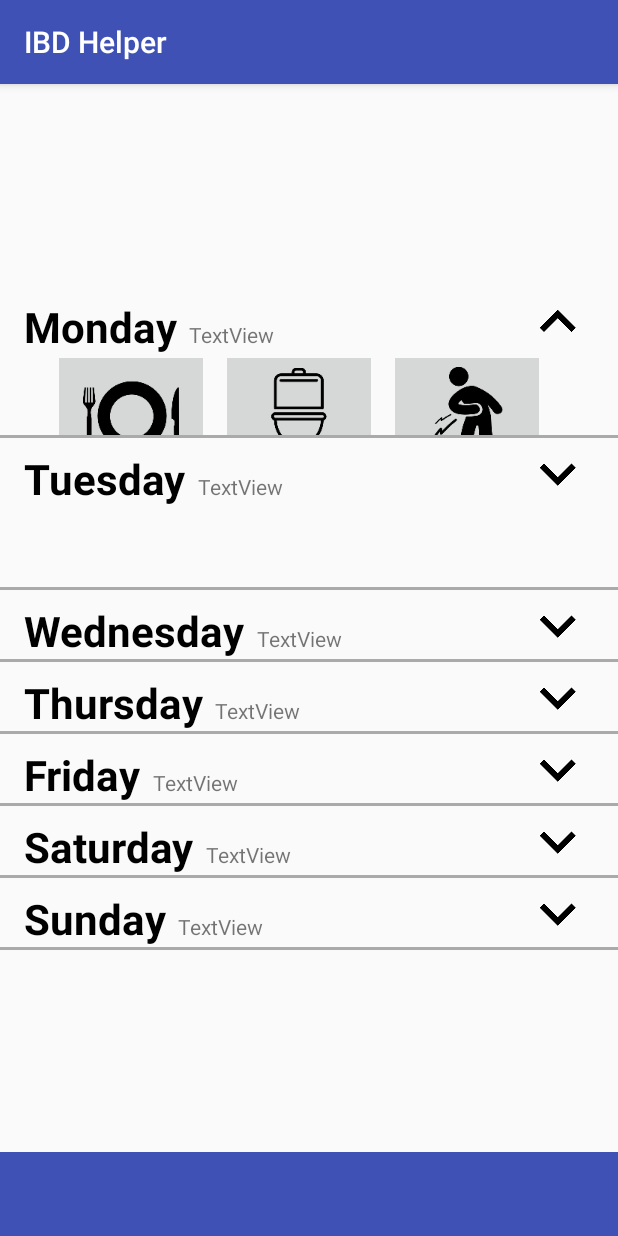
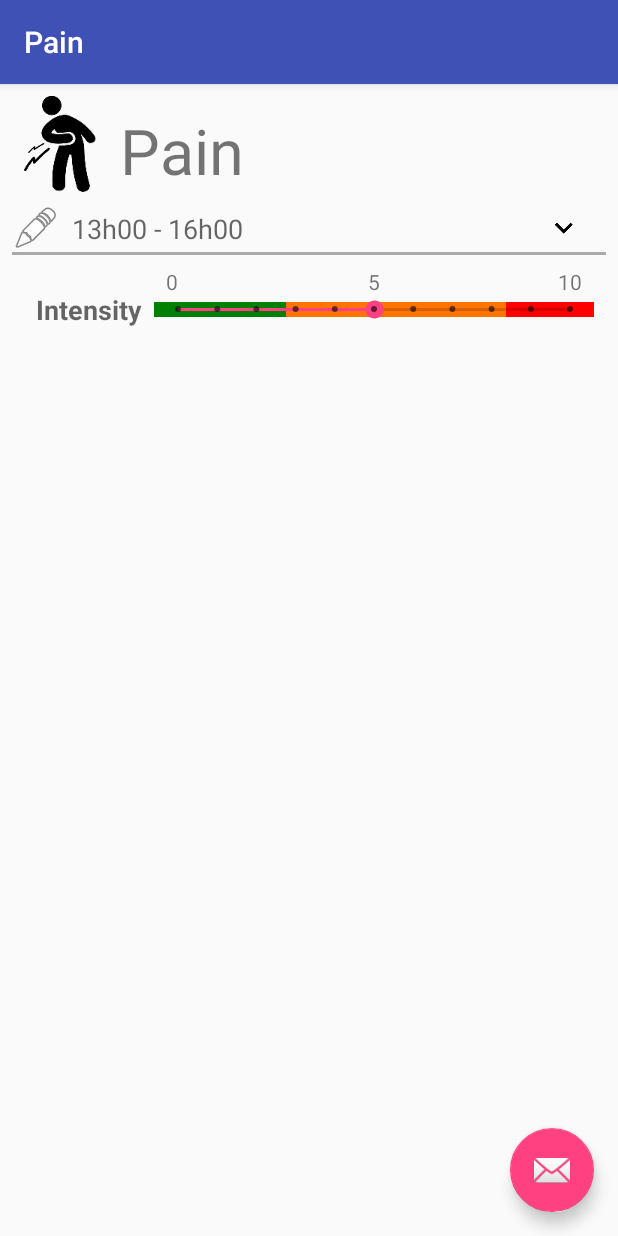
Before and after one commit to woofi7/IBD-Helper, an Android app: the screen it shows after launch (MainActivity before the commit, PainActivity after it), after a tap on an icon or button, on a phone screen of 412 x 824 dp. Run offline under Robolectric (Android 15) with nearby library versions, the phone set to English and light mode, and no system bars; 2 other taps on this screen came first.

Commit message:
Ajout de l'activity douleur. Création d'un seekbar custom pour afficher le niveau d'intensité.

```diff
--- a/app/build.gradle
+++ b/app/build.gradle
@@ -22,6 +22,7 @@ dependencies {
     implementation fileTree(dir: 'libs', include: ['*.jar'])
     implementation 'com.android.support:appcompat-v7:26.1.0'
     implementation 'com.android.support.constraint:constraint-layout:1.0.2'
+    implementation 'com.android.support:design:26.1.0'
     testImplementation 'junit:junit:4.12'
     androidTestImplementation 'com.android.support.test:runner:1.0.1'
     androidTestImplementation 'com.android.support.test.espresso:espresso-core:3.0.1'
--- a/app/src/main/AndroidManifest.xml
+++ b/app/src/main/AndroidManifest.xml
@@ -16,6 +16,10 @@
                 <category android:name="android.intent.category.LAUNCHER" />
             </intent-filter>
         </activity>
+        <activity
+            android:name=".Pain.PainActivity"
+            android:label="@string/title_activity_pain"
+            android:theme="@style/AppTheme.NoActionBar"></activity>
     </application>
 
 </manifest>
--- a/app/src/main/java/p55/a2017/bdeb/qc/ca/ibdhelper/Day.java
+++ b/app/src/main/java/p55/a2017/bdeb/qc/ca/ibdhelper/Day.java
@@ -1,13 +1,14 @@
 package p55.a2017.bdeb.qc.ca.ibdhelper;
 
-import android.support.constraint.ConstraintLayout;
+import android.content.Intent;
 import android.view.View;
 import android.view.ViewGroup;
 import android.widget.ImageButton;
 import android.widget.ImageView;
-import android.widget.LinearLayout;
 import android.widget.TextView;
 import android.widget.Toast;
+
+import p55.a2017.bdeb.qc.ca.ibdhelper.Pain.PainActivity;
 
 public class Day {
     private TextView day;
@@ -20,12 +21,12 @@ public class Day {
     private ImageButton painBtn;
     private ImageButton toiletBtn;
     private View groupDay;
-    private View group;
+    private View groupInfo;
     private boolean isExpanded;
 
     public Day(TextView day, TextView date, TextView mealTxt, TextView painTxt, TextView toiletTxt,
                ImageView indicator, ImageButton mealBtn, ImageButton painBtn, ImageButton toiletBtn,
-               View groupDay, View group, View groupInfo) {
+                View groupDay, final View groupInfo) {
         this.day = day;
         this.date = date;
         this.mealTxt = mealTxt;
@@ -36,7 +37,7 @@ public class Day {
         this.painBtn = painBtn;
         this.toiletBtn = toiletBtn;
         this.groupDay = groupDay;
-        this.group = group;
+        this.groupInfo = groupInfo;
         this.isExpanded = false;
 
         groupInfo.setOnClickListener(new View.OnClickListener() {
@@ -65,8 +66,8 @@ public class Day {
         painBtn.setOnClickListener(new View.OnClickListener() {
             @Override
             public void onClick(View v) {
-                Toast.makeText(v.getContext(), "Open pain activity", Toast.LENGTH_SHORT).show();
-                //TODO: Make the pain module
+                Intent intent = new Intent(groupInfo.getContext(), PainActivity.class);
+                groupInfo.getContext().startActivity(intent);
             }
         });
     }
@@ -126,13 +127,9 @@ public class Day {
         return toiletBtn;
     }
 
-    public View getGroup() {
-        return group;
-    }
-
     public void setHeight(int height) {
-        ViewGroup.LayoutParams params = group.getLayoutParams();
+        ViewGroup.LayoutParams params = groupInfo.getLayoutParams();
         params.height = height;
-        group.setLayoutParams(params);
+        groupInfo.setLayoutParams(params);
     }
 }
--- a/app/src/main/java/p55/a2017/bdeb/qc/ca/ibdhelper/MainActivity.java
+++ b/app/src/main/java/p55/a2017/bdeb/qc/ca/ibdhelper/MainActivity.java
@@ -64,6 +64,7 @@ public class MainActivity extends AppCompatActivity {
                     break;
                 case SUNDAY:
                     group = findViewById(R.id.activity_main_group_sunday);
+
                     break;
                 default:
                     return;
@@ -72,7 +73,7 @@ public class MainActivity extends AppCompatActivity {
             day = group.findViewById(R.id.activity_main_group_txt_day);
             date = group.findViewById(R.id.activity_main_group_txt_date);
             indicator = group.findViewById(R.id.activity_main_group_img_indicator);
-            groupDay = group.findViewById(R.id.activity_main_day);
+            groupDay = group.findViewById(R.id.activity_main_day_group);
             groupInfo = group.findViewById(R.id.activity_main_group_info);
 
             mealTxt = groupDay.findViewById(R.id.activity_main_day_txt_meal);
@@ -85,8 +86,13 @@ public class MainActivity extends AppCompatActivity {
             day.setText(enumDay.getText(this));
             groupInfo.setContentDescription(String.valueOf(enumDay.getId()));
 
+            //Remove the bottom separator of the last element
+            if (enumDay == EnumDay.SUNDAY) {
+                group.findViewById(R.id.activity_main_group_border_bottom).setVisibility(View.GONE);
+            }
+
             week[enumDay.getId()] = new Day(day, date, mealTxt, painTxt, toiletTxt, indicator,
-                    mealBtn, painBtn, toiletBtn, groupDay, group, groupInfo);
+                    mealBtn, painBtn, toiletBtn, groupDay, groupInfo);
         }
 
         updateLayoutHeight();
@@ -102,8 +108,9 @@ public class MainActivity extends AppCompatActivity {
             public void run() {
                 int  height = (layout.getHeight() - toolbar.getHeight()) / 7;
 
-                week[0].setHeight(height);
-                week[1].setHeight(height);
+                for (Day day : week) {
+                    day.setHeight(height);
+                }
                 Toast.makeText(MainActivity.this,  "Screen: " + layout.getHeight() + " Week: " + weeklayout.getHeight() + " Toolbar: " + toolbar.getHeight(), Toast.LENGTH_LONG).show();
             }
         });
--- /dev/null
+++ b/app/src/main/java/p55/a2017/bdeb/qc/ca/ibdhelper/Pain/CustomProgressSeekbar.java
@@ -0,0 +1,71 @@
+package p55.a2017.bdeb.qc.ca.ibdhelper.Pain;
+
+import android.content.Context;
+import android.graphics.Canvas;
+import android.graphics.Paint;
+import android.graphics.Rect;
+import android.util.AttributeSet;
+
+import java.util.ArrayList;
+
+public class CustomProgressSeekbar extends android.support.v7.widget.AppCompatSeekBar {
+
+    private ArrayList<ProgressItem> mProgressItemsList;
+
+    public CustomProgressSeekbar(Context context) {
+        super(context);
+    }
+
+    public CustomProgressSeekbar(Context context, AttributeSet attrs) {
+        super(context, attrs);
+    }
+
+    public CustomProgressSeekbar(Context context, AttributeSet attrs, int defStyle) {
+        super(context, attrs, defStyle);
+    }
+
+    public void initData(ArrayList<ProgressItem> progressItemsList) {
+        this.mProgressItemsList = progressItemsList;
+    }
+
+    @Override
+    protected synchronized void onMeasure(int widthMeasureSpec,
+                                          int heightMeasureSpec) {
+        super.onMeasure(widthMeasureSpec, heightMeasureSpec);
+    }
+
+    protected void onDraw(Canvas canvas) {
+        if (mProgressItemsList.size() > 0) {
+            int progressBarWidth = getWidth();
+            int progressBarHeight = getHeight();
+            int thumboffset = getThumbOffset();
+            int lastProgressX = 0;
+            int progressItemWidth, progressItemRight;
+            for (int i = 0; i < mProgressItemsList.size(); i++) {
+                ProgressItem progressItem = mProgressItemsList.get(i);
+                Paint progressPaint = new Paint();
+                progressPaint.setColor(getResources().getColor(
+                        progressItem.color));
+
+                progressItemWidth = (int) (progressItem.progressItemPercentage
+                        * progressBarWidth / 100);
+
+                progressItemRight = lastProgressX + progressItemWidth;
+
+                // for last item give right to progress item to the width
+                if (i == mProgressItemsList.size() - 1
+                        && progressItemRight != progressBarWidth) {
+                    progressItemRight = progressBarWidth;
+                }
+                Rect progressRect = new Rect();
+                progressRect.set(lastProgressX, thumboffset / 2,
+                        progressItemRight, progressBarHeight - thumboffset / 2);
+                canvas.drawRect(progressRect, progressPaint);
+                lastProgressX = progressItemRight;
+            }
+            super.onDraw(canvas);
+        }
+
+    }
+
+}
--- /dev/null
+++ b/app/src/main/java/p55/a2017/bdeb/qc/ca/ibdhelper/Pain/PainActivity.java
@@ -0,0 +1,63 @@
+package p55.a2017.bdeb.qc.ca.ibdhelper.Pain;
+
+import android.os.Bundle;
+import android.support.design.widget.FloatingActionButton;
+import android.support.design.widget.Snackbar;
+import android.support.v7.app.AppCompatActivity;
+import android.support.v7.widget.Toolbar;
+import android.view.View;
+import android.widget.Button;
+import android.widget.EditText;
+import android.widget.ToggleButton;
+
+import java.util.ArrayList;
+
+import p55.a2017.bdeb.qc.ca.ibdhelper.R;
+
+public class PainActivity extends AppCompatActivity {
+
+    private CustomProgressSeekbar seekbar;
+
+    @Override
+    protected void onCreate(Bundle savedInstanceState) {
+        super.onCreate(savedInstanceState);
+        setContentView(R.layout.activity_pain);
+        Toolbar toolbar = (Toolbar) findViewById(R.id.toolbar);
+        setSupportActionBar(toolbar);
+
+        FloatingActionButton fab = (FloatingActionButton) findViewById(R.id.fab);
+        fab.setOnClickListener(new View.OnClickListener() {
+            @Override
+            public void onClick(View view) {
+                Snackbar.make(view, "Replace with your own action", Snackbar.LENGTH_LONG)
+                        .setAction("Action", null).show();
+            }
+        });
+
+        seekbar = findViewById(R.id.seekBar2);
+        initDataToSeekbar();
+    }
+
+    private void initDataToSeekbar() {
+        ArrayList<ProgressItem> progressItemList = new ArrayList<>();
+        // Green bar
+        ProgressItem mProgressItem = new ProgressItem();
+        mProgressItem.progressItemPercentage = 30;
+        mProgressItem.color = R.color.seekBarNone;
+        progressItemList.add(mProgressItem);
+        // Orange bar
+        mProgressItem = new ProgressItem();
+        mProgressItem.progressItemPercentage = 50;
+        mProgressItem.color = R.color.seekBarUncomfortable;
+        progressItemList.add(mProgressItem);
+        // Red bar
+        mProgressItem = new ProgressItem();
+        mProgressItem.progressItemPercentage = 20;
+        mProgressItem.color = R.color.seekBarAgonizing;
+        progressItemList.add(mProgressItem);
+
+        seekbar.initData(progressItemList);
+        seekbar.invalidate();
+    }
+
+}
--- /dev/null
+++ b/app/src/main/java/p55/a2017/bdeb/qc/ca/ibdhelper/Pain/ProgressItem.java
@@ -0,0 +1,8 @@
+package p55.a2017.bdeb.qc.ca.ibdhelper.Pain;
+
+
+public class ProgressItem {
+
+    public int color;
+    public float progressItemPercentage;
+}
--- a/app/src/main/res/layout/activity_main.xml
+++ b/app/src/main/res/layout/activity_main.xml
@@ -13,7 +13,6 @@
         android:layout_width="match_parent"
         android:layout_height="wrap_content"
         android:orientation="vertical"
-        app:layout_constraintBottom_toTopOf="@+id/activity_main_group_toolbar"
         app:layout_constraintEnd_toEndOf="parent"
         app:layout_constraintHorizontal_bias="0.0"
         app:layout_constraintStart_toStartOf="parent"
--- a/app/src/main/res/layout/activity_main_day.xml
+++ b/app/src/main/res/layout/activity_main_day.xml
@@ -1,7 +1,7 @@
 <?xml version="1.0" encoding="utf-8"?>
 <android.support.constraint.ConstraintLayout xmlns:android="http://schemas.android.com/apk/res/android"
     xmlns:app="http://schemas.android.com/apk/res-auto"
-    android:id="@+id/activiti_main_day"
+    android:id="@+id/activity_main_day"
     android:layout_width="match_parent"
     android:layout_height="wrap_content">
 
@@ -59,8 +59,8 @@
         android:layout_height="wrap_content"
         android:layout_marginLeft="8dp"
         android:layout_marginRight="8dp"
-        android:layout_marginTop="0dp"
         android:clickable="true"
+        android:focusable="true"
         android:text="@string/activity_main_day_txt_pain"
         android:textStyle="bold"
         app:layout_constraintHorizontal_bias="0.515"
@@ -76,6 +76,7 @@
         android:layout_marginRight="8dp"
         android:layout_marginTop="0dp"
         android:clickable="true"
+        android:focusable="true"
         android:text="@string/activity_main_day_txt_toilet"
         android:textStyle="bold"
         app:layout_constraintHorizontal_bias="0.52"
@@ -91,6 +92,7 @@
         android:layout_marginRight="8dp"
         android:layout_marginTop="0dp"
         android:clickable="true"
+        android:focusable="true"
         android:text="@string/activity_main_day_txt_meal"
         android:textStyle="bold"
         app:layout_constraintHorizontal_bias="0.51"
--- a/app/src/main/res/layout/activity_main_group.xml
+++ b/app/src/main/res/layout/activity_main_group.xml
@@ -34,31 +34,30 @@
             android:id="@+id/activity_main_group_txt_day"
             android:layout_width="wrap_content"
             android:layout_height="wrap_content"
+            android:layout_marginBottom="8dp"
             android:layout_marginLeft="16dp"
-            android:layout_marginStart="16dp"
-            android:layout_marginTop="8dp"
             android:text="@string/activity_main_group_day_monday"
             android:textColor="@android:color/black"
             android:textSize="28sp"
             android:textStyle="bold"
-            app:layout_constraintLeft_toLeftOf="parent"
-            app:layout_constraintTop_toTopOf="parent" />
+            app:layout_constraintBottom_toBottomOf="@+id/activity_main_group_img_indicator"
+            app:layout_constraintLeft_toLeftOf="parent" />
 
         <ImageView
             android:id="@+id/activity_main_group_img_indicator"
             android:layout_width="wrap_content"
             android:layout_height="wrap_content"
+            android:layout_marginBottom="8dp"
             android:layout_marginEnd="16dp"
-            android:layout_marginRight="16dp"
+            android:layout_marginTop="8dp"
             android:background="@drawable/ic_expand_more_black_48dp"
             app:layout_constraintBottom_toBottomOf="parent"
-            app:layout_constraintRight_toRightOf="parent"
-            app:layout_constraintTop_toTopOf="parent"
-            app:layout_constraintVertical_bias="0.0" />
+            app:layout_constraintEnd_toEndOf="parent"
+            app:layout_constraintTop_toTopOf="parent" />
     </android.support.constraint.ConstraintLayout>
 
     <include
-        android:id="@+id/activity_main_day"
+        android:id="@+id/activity_main_day_group"
         layout="@layout/activity_main_day"
         android:layout_width="wrap_content"
         android:layout_height="wrap_content"
--- /dev/null
+++ b/app/src/main/res/layout/activity_pain.xml
@@ -0,0 +1,33 @@
+<?xml version="1.0" encoding="utf-8"?>
+<android.support.design.widget.CoordinatorLayout xmlns:android="http://schemas.android.com/apk/res/android"
+    xmlns:app="http://schemas.android.com/apk/res-auto"
+    xmlns:tools="http://schemas.android.com/tools"
+    android:layout_width="match_parent"
+    android:layout_height="match_parent"
+    tools:context="p55.a2017.bdeb.qc.ca.ibdhelper.Pain.PainActivity">
+
+    <android.support.design.widget.AppBarLayout
+        android:layout_width="match_parent"
+        android:layout_height="wrap_content"
+        android:theme="@style/AppTheme.AppBarOverlay">
+
+        <android.support.v7.widget.Toolbar
+            android:id="@+id/toolbar"
+            android:layout_width="match_parent"
+            android:layout_height="?attr/actionBarSize"
+            android:background="?attr/colorPrimary"
+            app:popupTheme="@style/AppTheme.PopupOverlay" />
+
+    </android.support.design.widget.AppBarLayout>
+
+    <include layout="@layout/content_pain" />
+
+    <android.support.design.widget.FloatingActionButton
+        android:id="@+id/fab"
+        android:layout_width="wrap_content"
+        android:layout_height="wrap_content"
+        android:layout_gravity="bottom|end"
+        android:layout_margin="@dimen/fab_margin"
+        app:srcCompat="@android:drawable/ic_dialog_email" />
+
+</android.support.design.widget.CoordinatorLayout>
--- /dev/null
+++ b/app/src/main/res/layout/content_pain.xml
@@ -0,0 +1,146 @@
+<?xml version="1.0" encoding="utf-8"?>
+<android.support.constraint.ConstraintLayout xmlns:android="http://schemas.android.com/apk/res/android"
+    xmlns:app="http://schemas.android.com/apk/res-auto"
+    xmlns:tools="http://schemas.android.com/tools"
+    android:layout_width="match_parent"
+    android:layout_height="match_parent"
+    app:layout_behavior="@string/appbar_scrolling_view_behavior"
+    tools:context="p55.a2017.bdeb.qc.ca.ibdhelper.Pain.PainActivity"
+    tools:showIn="@layout/activity_pain">
+
+    <ImageView
+        android:id="@+id/imageView"
+        android:layout_width="wrap_content"
+        android:layout_height="wrap_content"
+        android:layout_marginStart="8dp"
+        android:layout_marginTop="8dp"
+        android:contentDescription="@string/activity_pain_icon_description"
+        app:layout_constraintStart_toStartOf="parent"
+        app:layout_constraintTop_toTopOf="parent"
+        app:srcCompat="@drawable/stomach_ache_black" />
+
+    <TextView
+        android:id="@+id/textView"
+        android:layout_width="wrap_content"
+        android:layout_height="wrap_content"
+        android:layout_marginStart="8dp"
+        android:layout_marginTop="8dp"
+        android:text="@string/title_activity_pain"
+        android:textAlignment="viewStart"
+        android:textSize="42sp"
+        app:layout_constraintBottom_toBottomOf="@+id/imageView"
+        app:layout_constraintStart_toEndOf="@+id/imageView"
+        app:layout_constraintTop_toTopOf="@+id/imageView" />
+
+    <LinearLayout
+        android:id="@+id/linearLayout"
+        android:layout_width="0dp"
+        android:layout_height="307dp"
+        android:layout_marginEnd="8dp"
+        android:layout_marginStart="8dp"
+        android:layout_marginTop="8dp"
+        android:orientation="vertical"
+        app:layout_constraintEnd_toEndOf="parent"
+        app:layout_constraintStart_toStartOf="parent"
+        app:layout_constraintTop_toBottomOf="@+id/imageView">
+
+        <android.support.constraint.ConstraintLayout
+            android:layout_width="match_parent"
+            android:layout_height="136dp">
+
+            <ImageButton
+                android:id="@+id/imageButton"
+                android:layout_width="wrap_content"
+                android:layout_height="wrap_content"
+                android:background="@android:color/transparent"
+                app:srcCompat="@android:drawable/ic_menu_edit" />
+
+            <TextView
+                android:id="@+id/textView2"
+                android:layout_width="wrap_content"
+                android:layout_height="wrap_content"
+                android:layout_marginStart="8dp"
+                android:text="13h00 - 16h00"
+                android:textAppearance="@android:style/TextAppearance.Material.Medium"
+                app:layout_constraintBottom_toBottomOf="@+id/imageButton"
+                app:layout_constraintStart_toEndOf="@+id/imageButton"
+                app:layout_constraintTop_toTopOf="@+id/imageButton" />
+
+            <ImageView
+                android:id="@+id/activity_main_group_img_indicator2"
+                android:layout_width="wrap_content"
+                android:layout_height="wrap_content"
+                android:layout_marginEnd="16dp"
+                android:background="@drawable/ic_expand_more_black_24dp"
+                app:layout_constraintBottom_toBottomOf="@+id/textView2"
+                app:layout_constraintEnd_toEndOf="parent"
+                app:layout_constraintTop_toTopOf="@+id/textView2" />
+
+            <ImageView
+                android:id="@+id/activity_main_group_border_bottom2"
+                android:layout_width="0dp"
+                android:layout_height="2dp"
+                app:layout_constraintHorizontal_bias="0.0"
+                app:layout_constraintLeft_toLeftOf="parent"
+                app:layout_constraintRight_toRightOf="parent"
+                app:layout_constraintTop_toBottomOf="@+id/imageButton"
+                app:srcCompat="@android:color/darker_gray" />
+
+            <TextView
+                android:id="@+id/textView3"
+                android:layout_width="wrap_content"
+                android:layout_height="wrap_content"
+                android:layout_marginStart="16dp"
+                android:layout_marginTop="24dp"
+                android:text="Intensity"
+                android:textAppearance="@android:style/TextAppearance.Material.Medium"
+                android:textStyle="bold"
+                app:layout_constraintStart_toStartOf="parent"
+                app:layout_constraintTop_toBottomOf="@+id/activity_main_group_border_bottom2" />
+
+            <p55.a2017.bdeb.qc.ca.ibdhelper.Pain.CustomProgressSeekbar
+                android:id="@+id/seekBar2"
+                style="@style/Widget.AppCompat.SeekBar.Discrete"
+                android:layout_width="0dp"
+                android:layout_height="wrap_content"
+                android:layout_marginEnd="8dp"
+                android:layout_marginStart="8dp"
+                android:max="10"
+                android:progress="5"
+                app:layout_constraintBottom_toBottomOf="@+id/textView3"
+                app:layout_constraintEnd_toEndOf="parent"
+                app:layout_constraintStart_toEndOf="@+id/textView3"
+                app:layout_constraintTop_toTopOf="@+id/textView3" />
+
+            <TextView
+                android:id="@+id/textView4"
+                android:layout_width="wrap_content"
+                android:layout_height="wrap_content"
+                android:layout_marginStart="8dp"
+                android:text="0"
+                app:layout_constraintBottom_toTopOf="@+id/seekBar2"
+                app:layout_constraintStart_toStartOf="@+id/seekBar2" />
+
+            <TextView
+                android:id="@+id/textView5"
+                android:layout_width="wrap_content"
+                android:layout_height="wrap_content"
+                android:layout_marginEnd="8dp"
+                android:layout_marginStart="8dp"
+                android:text="5"
+                app:layout_constraintBottom_toTopOf="@+id/seekBar2"
+                app:layout_constraintEnd_toEndOf="@+id/seekBar2"
+                app:layout_constraintStart_toStartOf="@+id/seekBar2" />
+
+            <TextView
+                android:id="@+id/textView6"
+                android:layout_width="wrap_content"
+                android:layout_height="wrap_content"
+                android:layout_marginEnd="8dp"
+                android:text="10"
+                app:layout_constraintBottom_toBottomOf="@+id/textView5"
+                app:layout_constraintEnd_toEndOf="@+id/seekBar2" />
+
+        </android.support.constraint.ConstraintLayout>
+    </LinearLayout>
+</android.support.constraint.ConstraintLayout>
--- a/app/src/main/res/values/colors.xml
+++ b/app/src/main/res/values/colors.xml
@@ -3,4 +3,7 @@
     <color name="colorPrimary">#3F51B5</color>
     <color name="colorPrimaryDark">#303F9F</color>
     <color name="colorAccent">#FF4081</color>
+    <color name="seekBarAgonizing">#FF0000</color>
+    <color name="seekBarUncomfortable">#ff7300</color>
+    <color name="seekBarNone">#008000</color>
 </resources>
--- /dev/null
+++ b/app/src/main/res/values/dimens.xml
@@ -0,0 +1,3 @@
+<resources>
+    <dimen name="fab_margin">16dp</dimen>
+</resources>
--- a/app/src/main/res/values/strings.xml
+++ b/app/src/main/res/values/strings.xml
@@ -10,4 +10,6 @@
     <string name="activity_main_group_day_friday">Friday</string>
     <string name="activity_main_group_day_sunday">Sunday</string>
     <string name="activity_main_group_day_saturday">Saturday</string>
+    <string name="title_activity_pain">Pain</string>
+    <string name="activity_pain_icon_description">Abdominal pain icon.</string>
 </resources>
--- a/app/src/main/res/values/styles.xml
+++ b/app/src/main/res/values/styles.xml
@@ -8,4 +8,13 @@
         <item name="colorAccent">@color/colorAccent</item>
     </style>
 
+    <style name="AppTheme.NoActionBar">
+        <item name="windowActionBar">false</item>
+        <item name="windowNoTitle">true</item>
+    </style>
+
+    <style name="AppTheme.AppBarOverlay" parent="ThemeOverlay.AppCompat.Dark.ActionBar" />
+
+    <style name="AppTheme.PopupOverlay" parent="ThemeOverlay.AppCompat.Light" />
+
 </resources>
```
